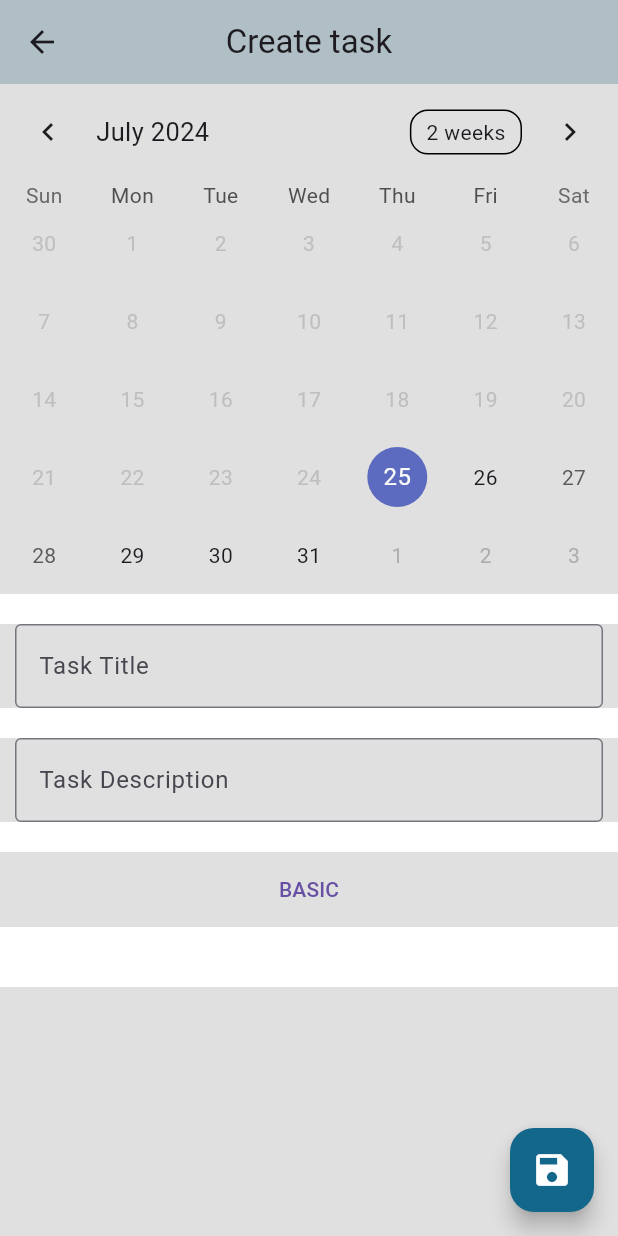
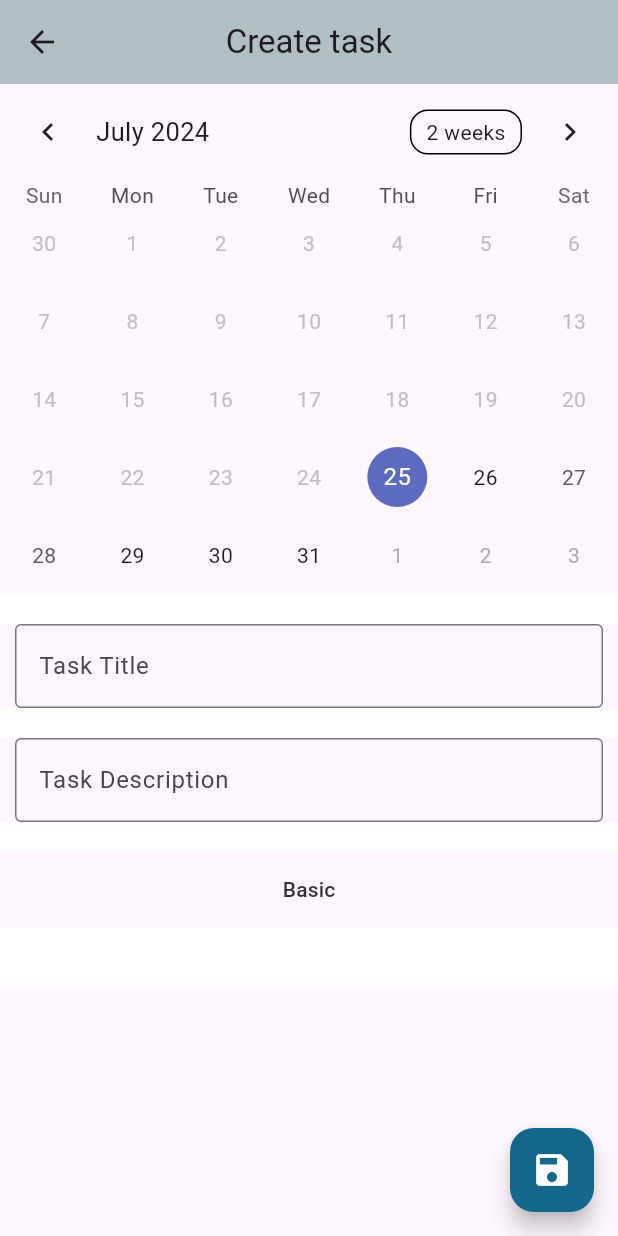
Before and after one commit to mralibatu/ToDo-it, a Flutter app: the CreateTask screen opened by its route, on a phone screen of 412 x 824 dp. Run offline on Flutter 3.47's test engine with Material 3 defaults, Android fonts, the light colour scheme and no system bars; drawn by our look-alikes of table_calendar; our stand-ins replace date_picker_timeline, get, readmore, shared_preferences; missing offline and left inert: animate_icons, introduction_slider, is_first_run, segmented_button_slide; accounts and stored records are empty.

Commit message:
fix create task focus problem and pop up menu

```diff
--- a/lib/app/screens/create_task/create_task.dart
+++ b/lib/app/screens/create_task/create_task.dart
@@ -19,7 +19,6 @@ class _CreateTaskState extends State<CreateTask> {
   Widget build(BuildContext context) {
     CreateTaskController createTaskController = Get.find<CreateTaskController>();
     return Scaffold(
-      backgroundColor: const Color.fromRGBO(224, 224, 224, 1),
       appBar: AppBar(
         backgroundColor: Colors.blueGrey[200],
         title: const Text("Create task"),
--- a/lib/app/screens/create_task/widgets/form.dart
+++ b/lib/app/screens/create_task/widgets/form.dart
@@ -20,6 +20,7 @@ class _CalendarFormState extends State<CalendarForm> {
   Widget build(BuildContext context) {
     CreateTaskController createTaskController =
         Get.find<CreateTaskController>();
+    FocusScopeNode currentFocus = FocusScope.of(context);
     return Column(
       children: [
         Padding(
@@ -45,11 +46,12 @@ class _CalendarFormState extends State<CalendarForm> {
         Padding(
           padding: const EdgeInsets.fromLTRB(10, 0, 10, 0),
           child: TextField(
+            onEditingComplete: () {
+              currentFocus.focusedChild!.unfocus();
+            },
             onChanged: (text) {
               createTaskController.desc = text;
             },
-            keyboardType: TextInputType.multiline,
-            maxLines: null,
             controller: descController,
             decoration: const InputDecoration(
               labelText: 'Task Description',
@@ -63,6 +65,7 @@ class _CalendarFormState extends State<CalendarForm> {
             color: Colors.white,
           ),
         ),
+        //Start Pop-up Menu
         SizedBox(
           height: 50,
           width: 200,
@@ -77,7 +80,7 @@ class _CalendarFormState extends State<CalendarForm> {
                     value: "basic",
                     child: Text(
                       "Basic",
-                      style: TextStyle(color: Colors.grey[600]),
+                      style: TextStyle(color: Colors.grey[850]),
                     ),
                   ),
                   PopupMenuItem<String>(
@@ -109,9 +112,10 @@ class _CalendarFormState extends State<CalendarForm> {
                 }
               });
             },
-            child: Text(selectedPriority.name.toString().toUpperCase()),
+            child: getPriorityText(selectedPriority),
           ),
         ),
+        //End Pop-up Menu
         SizedBox(
           height: 40,
           child: Container(
@@ -121,4 +125,29 @@ class _CalendarFormState extends State<CalendarForm> {
       ],
     );
   }
+
+  Text getPriorityText(Priority selectedPriority) {
+    switch (selectedPriority) {
+      case Priority.basic:
+        return Text(
+          "Basic",
+          style: TextStyle(color: Colors.grey[850]),
+        );
+      case Priority.urgent:
+        return Text(
+          "Urgent",
+          style: TextStyle(color: Colors.red[400]),
+        );
+      case Priority.important:
+        return Text(
+          "Important",
+          style: TextStyle(color: Colors.orange[600]),
+        );
+      case Priority.urgentImportant:
+        return Text(
+          "Urgent & Important",
+          style: TextStyle(color: Colors.red[900]),
+        );
+    }
+  }
 }
```
